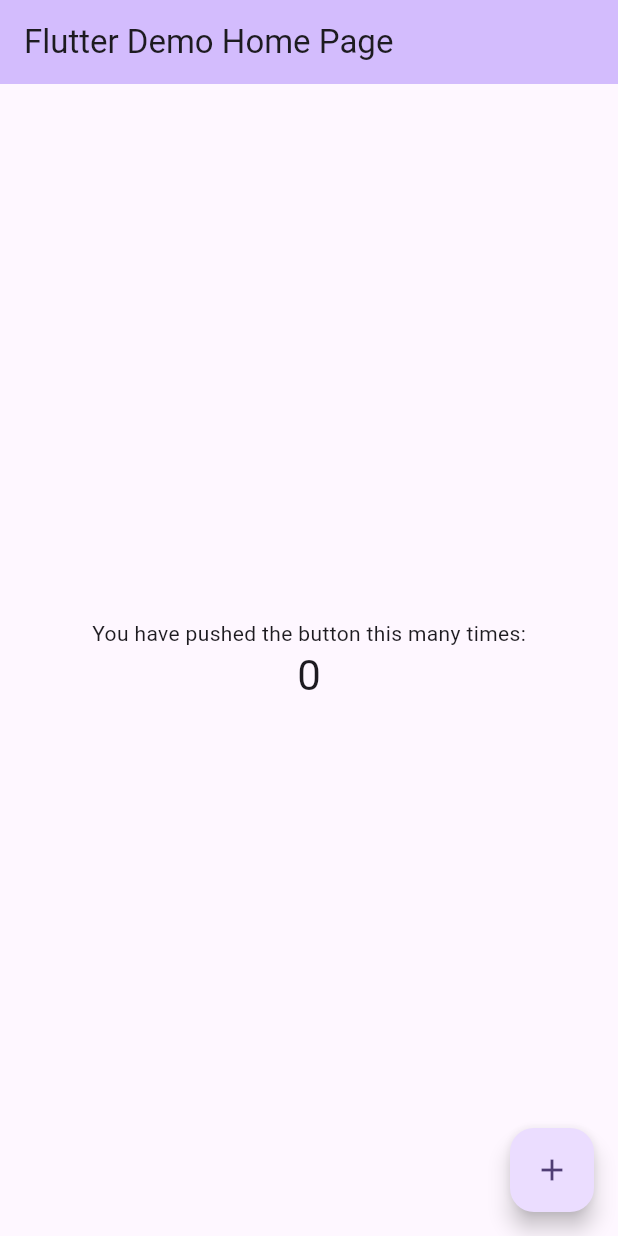
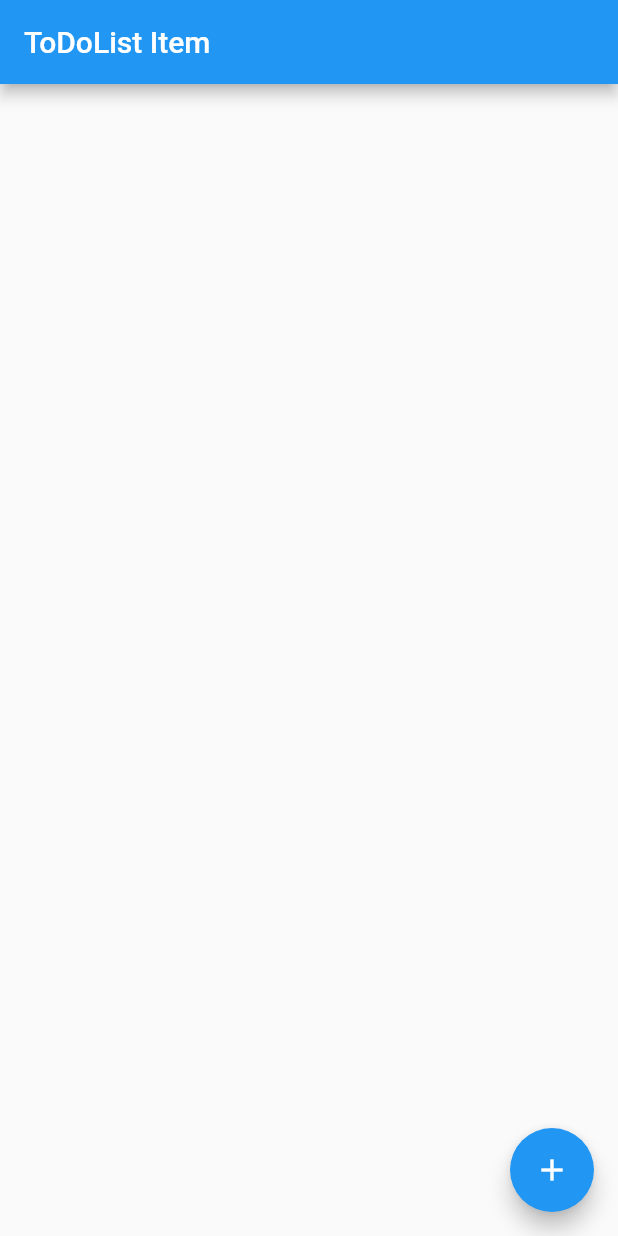
Before and after one commit to RafiRasaki/Todo_Bloc_flutter, a Flutter app: the screen it shows after launch, on a phone screen of 412 x 824 dp. Run offline on Flutter 3.47's test engine with Material 2 defaults, Android fonts, the phone set to English and light mode, and no system bars; our stand-ins replace flutter_bloc; missing offline and left inert: d_info, d_input.

Commit message:
Baru Sampai add Todo 29:53

```diff
--- /dev/null
+++ b/todobloc/lib/Models/Todo.dart
@@ -0,0 +1,10 @@
+class Todo{
+  final String title;
+  final String description;
+
+  //This Constructor
+  Todo(
+    this.title,
+    this.description
+  );
+}
--- a/todobloc/lib/bloc/todo_event.dart
+++ b/todobloc/lib/bloc/todo_event.dart
@@ -2,3 +2,25 @@ part of 'todo_bloc.dart';
 
 @immutable
 sealed class TodoEvent {}
+
+//Event Add
+class OnAddTodo extends TodoEvent {
+  final Todo newTodo;
+
+  OnAddTodo(this.newTodo);
+}
+
+//Event Remove
+class OnRemoveTodo extends TodoEvent {
+  final int index;
+
+  OnRemoveTodo(this.index);
+}
+
+//Event Update
+class OnUpdateTodo extends TodoEvent {
+  final int index;
+  final Todo newTodo;
+
+  OnUpdateTodo(this.index, this.newTodo);
+}
--- a/todobloc/lib/bloc/todo_state.dart
+++ b/todobloc/lib/bloc/todo_state.dart
@@ -1,6 +1,27 @@
 part of 'todo_bloc.dart';
 
 @immutable
-sealed class TodoState {}
+sealed class TodoState {
+  final List<Todo> todos;
 
-final class TodoInitial extends TodoState {}
+  const TodoState(this.todos);
+}
+
+final class TodoInitial extends TodoState {
+  const TodoInitial(super.todos);
+}
+
+//Menambahkan Data
+final class TodoAdded extends TodoState{
+  const TodoAdded(super.todos);
+
+}
+//Menghapus Data
+final class TodoRemove extends TodoState{
+  const TodoRemove(super.todos);
+}
+
+//Mengupdate Data
+final class TodoUpdate extends TodoState{
+  const TodoUpdate(super.todos);
+}
--- a/todobloc/lib/main.dart
+++ b/todobloc/lib/main.dart
@@ -1,4 +1,7 @@
 import 'package:flutter/material.dart';
+import 'package:flutter_bloc/flutter_bloc.dart';
+import 'package:todobloc/bloc/todo_bloc.dart';
+import 'package:todobloc/pages/todo_page.dart';
 
 void main() {
   runApp(const MyApp());
@@ -10,62 +13,15 @@ class MyApp extends StatelessWidget {
   // This widget is the root of your application.
   @override
   Widget build(BuildContext context) {
-    return MaterialApp(
-      title: 'Flutter Demo',
-      debugShowCheckedModeBanner: false,
-      theme: ThemeData(
-        colorScheme: ColorScheme.fromSeed(seedColor: Colors.deepPurple),
-        useMaterial3: true,
+    return BlocProvider(
+      //Mendaftarkan Bloc Yang Telah Terbuat
+      create: (context) => TodoBloc(),
+
+      //Route Page
+      child: MaterialApp(
+        debugShowCheckedModeBanner: false,
+        home: TodoPage(),
       ),
-      home: const MyHomePage(title: 'Flutter Demo Home Page'),
     );
   }
 }
-
-class MyHomePage extends StatefulWidget {
-  const MyHomePage({super.key, required this.title});
-
-  final String title;
-
-  @override
-  State<MyHomePage> createState() => _MyHomePageState();
-}
-
-class _MyHomePageState extends State<MyHomePage> {
-  int _counter = 0;
-
-  void _incrementCounter() {
-    setState(() {
-      _counter++;
-    });
-  }
-
-  @override
-  Widget build(BuildContext context) {
-    return Scaffold(
-      appBar: AppBar(
-        backgroundColor: Theme.of(context).colorScheme.inversePrimary,
-        title: Text(widget.title),
-      ),
-      body: Center(
-        child: Column(
-          mainAxisAlignment: MainAxisAlignment.center,
-          children: <Widget>[
-            const Text(
-              'You have pushed the button this many times:',
-            ),
-            Text(
-              '$_counter',
-              style: Theme.of(context).textTheme.headlineMedium,
-            ),
-          ],
-        ),
-      ),
-      floatingActionButton: FloatingActionButton(
-        onPressed: _incrementCounter,
-        tooltip: 'Increment',
-        child: const Icon(Icons.add),
-      ), // This trailing comma makes auto-formatting nicer for build methods.
-    );
-  }
-}
--- /dev/null
+++ b/todobloc/lib/pages/todo_page.dart
@@ -0,0 +1,83 @@
+import 'package:flutter/material.dart';
+import 'package:flutter_bloc/flutter_bloc.dart';
+import 'package:todobloc/bloc/todo_bloc.dart';
+import 'package:todobloc/widget/simple_input.dart';
+import 'package:d_info/d_info.dart';
+
+import '../Models/Todo.dart';
+
+class TodoPage extends StatefulWidget {
+  const TodoPage({super.key});
+
+  @override
+  State<TodoPage> createState() => _TodoPageState();
+}
+
+class _TodoPageState extends State<TodoPage> {
+
+  addTodo(){
+    final edtTitle = TextEditingController();
+    final edtDescription = TextEditingController();
+    showDialog(
+      context: context,
+      builder: (context){
+        return SimpleDialog(
+          contentPadding: EdgeInsets.all(20),
+          children: [
+          SimpleInput(
+            edtTitle: edtTitle,
+            edtDescription: edtDescription,
+            onTap: (){
+              Todo newTodo = Todo(
+                edtTitle.text,
+                edtDescription.text
+              );
+              context.read<TodoBloc>().add(OnAddTodo(newTodo));
+              Navigator.pop(context);
+              DInfo.snackBarSuccess(
+                context, 'Toda Berhasil Ditambahkan'
+              );
+            },
+            actionTitle: 'Add Todo',
+          ),
+         ]
+       );
+      }
+    );
+  }
+
+  updateTodo(){}
+
+  @override
+  Widget build(BuildContext context) {
+    return Scaffold(
+      appBar: AppBar(
+        title: const Text('ToDoList Item'),
+      ),
+      body: BlocBuilder<TodoBloc,TodoState>(
+        builder: (context,state) {
+          if(state is TodoInitial) return const SizedBox.shrink();
+          List<Todo> list = state.todos;
+          return ListView.builder(
+            itemCount: list.length,
+            itemBuilder: ((context, index) {
+              Todo todo = list[index];
+              return ListTile(
+                leading: CircleAvatar(
+                  child: Text('${index + 1}'),
+                ),
+                title: Text(todo.title),
+                subtitle: Text(todo.description),
+              );
+            }
+            ),
+          );
+        }
+      ),
+      floatingActionButton: FloatingActionButton(
+        onPressed: addTodo,
+        child: const Icon(Icons.add),
+        ),
+    );
+  }
+}
--- a/todobloc/pubspec.yaml
+++ b/todobloc/pubspec.yaml
@@ -32,6 +32,8 @@ dependencies:
   flutter:
     sdk: flutter
   flutter_bloc: ^8.1.6
+  d_input: ^0.1.3
+  d_info: ^0.2.2
 
 dev_dependencies:
 
```
Also changed, not shown: todobloc/lib/bloc/todo_bloc.dart (+24 -5 lines), todobloc/lib/widget/simple_input.dart (added, +40 -0 lines), todobloc/pubspec.lock, 1 other file.
